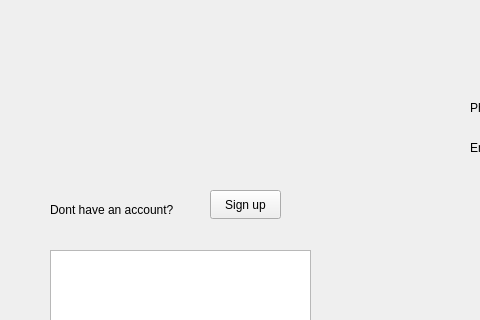
The window that SquareHackathon/mainwindow.ui (rbrueda/System-of-Style) describes before a commit, drawn with Qt 5; both pictures show x 0 to 480 and y 0 to 320 of the 800 by 600 pixel window.
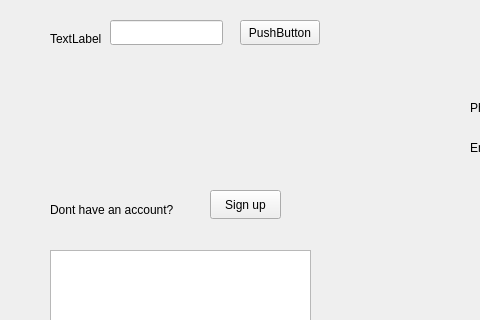
The same window after the commit.

Commit message: Check email when add person

```diff
--- a/SquareHackathon/mainwindow.ui
+++ b/SquareHackathon/mainwindow.ui
@@ -457,6 +457,42 @@
        <string>Sign up</string>
       </property>
      </widget>
+     <widget class="QLabel" name="label">
+      <property name="geometry">
+       <rect>
+        <x>20</x>
+        <y>20</y>
+        <width>54</width>
+        <height>17</height>
+       </rect>
+      </property>
+      <property name="text">
+       <string>TextLabel</string>
+      </property>
+     </widget>
+     <widget class="QLineEdit" name="lineEdit">
+      <property name="geometry">
+       <rect>
+        <x>80</x>
+        <y>10</y>
+        <width>113</width>
+        <height>25</height>
+       </rect>
+      </property>
+     </widget>
+     <widget class="QPushButton" name="pushButton">
+      <property name="geometry">
+       <rect>
+        <x>210</x>
+        <y>10</y>
+        <width>80</width>
+        <height>25</height>
+       </rect>
+      </property>
+      <property name="text">
+       <string>PushButton</string>
+      </property>
+     </widget>
     </widget>
     <widget class="QWidget" name="mainMenuView">
      <widget class="QLabel" name="mainMenuTitle">
```
Left out of the diff: 2 changed lines with no effect on the pictures. The commit also changes 2 other files.
